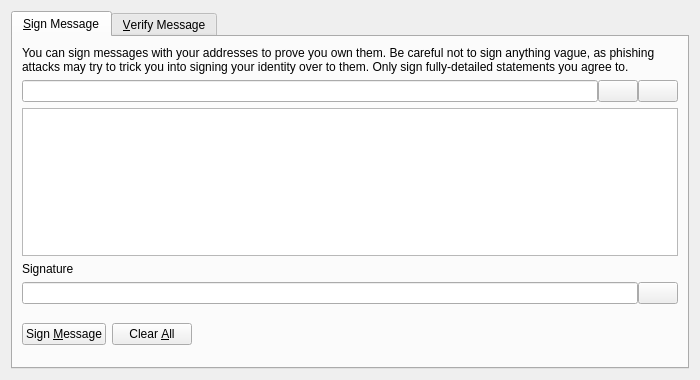
machinecoin-project/machinecoin-core, file src/qt/forms/signverifymessagedialog.ui: the form before one commit.
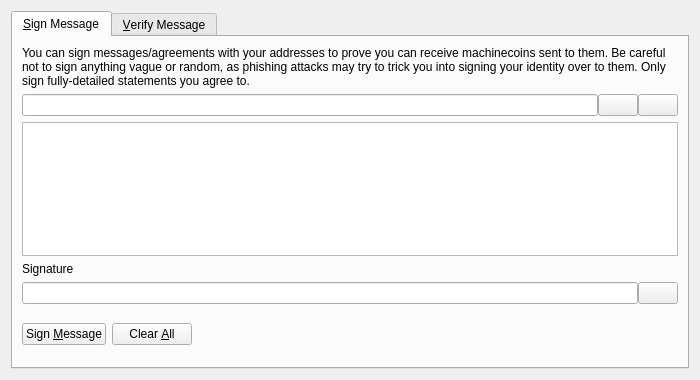
The form after the commit. Icons and pictures are not drawn. Custom widgets are drawn as their Qt base class.

Commit message: Machinecoin Core v0.13 (without miner)

```diff
--- a/src/qt/forms/signverifymessagedialog.ui
+++ b/src/qt/forms/signverifymessagedialog.ui
@@ -30,7 +30,7 @@
        <item>
         <widget class="QLabel" name="infoLabel_SM">
          <property name="text">
-          <string>You can sign messages with your addresses to prove you own them. Be careful not to sign anything vague, as phishing attacks may try to trick you into signing your identity over to them. Only sign fully-detailed statements you agree to.</string>
+          <string>You can sign messages/agreements with your addresses to prove you can receive machinecoins sent to them. Be careful not to sign anything vague or random, as phishing attacks may try to trick you into signing your identity over to them. Only sign fully-detailed statements you agree to.</string>
          </property>
          <property name="textFormat">
           <enum>Qt::PlainText</enum>
```
Left out of the diff: 20 changed lines with no effect on the pictures. The commit also changes 1676 other files.
